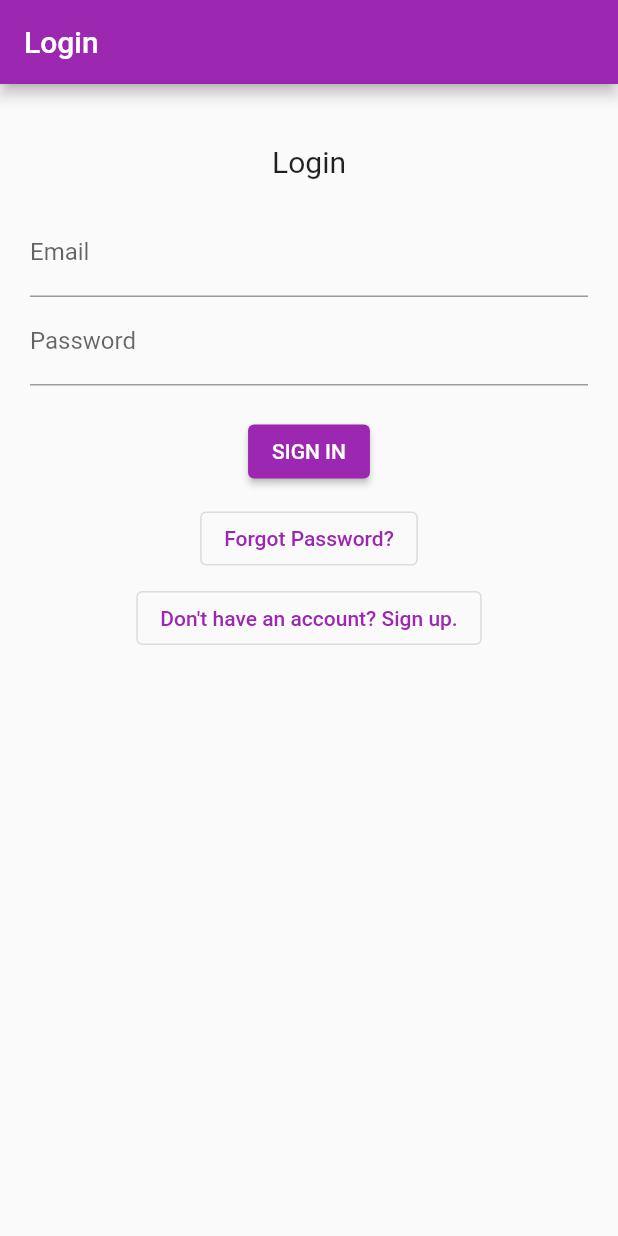
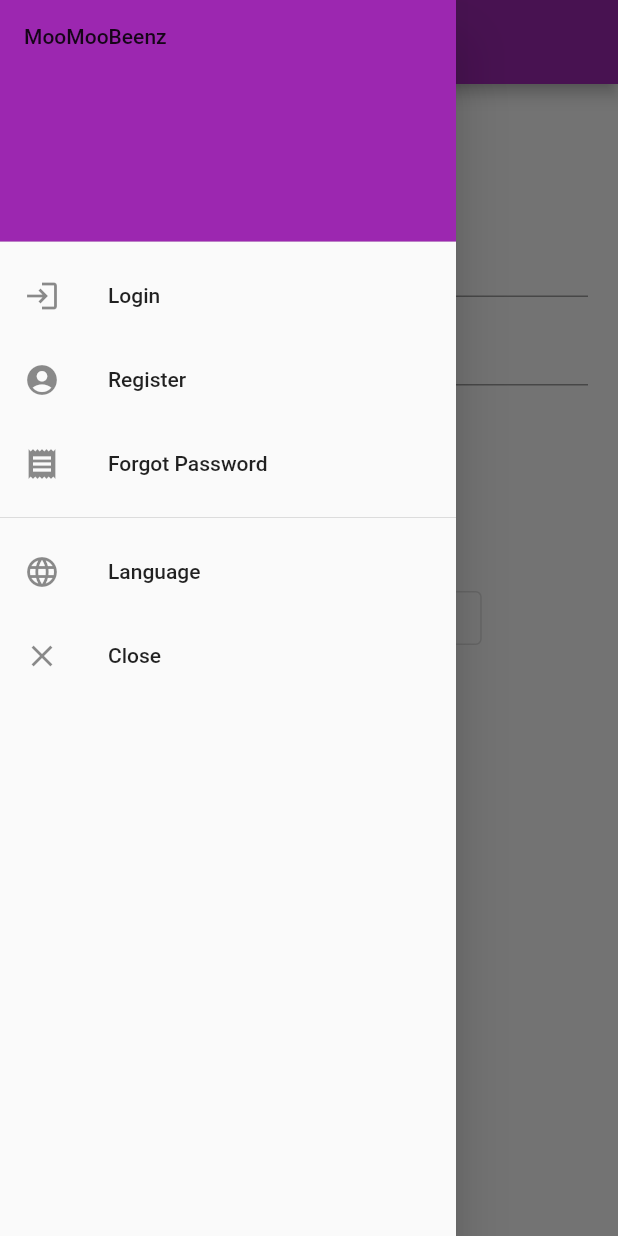
Before and after one commit to Nvor/MooMooBeenz, a Flutter app: the screen it shows after launch, with the side drawer open (before the commit the screen has no drawer), on a phone screen of 412 x 824 dp. Run offline on Flutter 3.47's test engine with Material 2 defaults, Android fonts, the phone set to English and light mode, and no system bars.

Commit message:
app drawer for logged out screens

```diff
--- a/MooMooBeenz_App/lib/screens/login.dart
+++ b/MooMooBeenz_App/lib/screens/login.dart
@@ -1,6 +1,7 @@
 import 'package:MooMooBeenz_App/screens/home.dart';
 import 'package:MooMooBeenz_App/screens/password-reset.dart';
 import 'package:MooMooBeenz_App/screens/register.dart';
+import 'package:MooMooBeenz_App/widgets/drawer.dart';
 import 'package:flutter/material.dart';
 
 class LoginPage extends StatefulWidget {
@@ -88,6 +89,7 @@
           ),
         )
       ),
+      drawer: CustomDrawer()
     );
   }
 }
--- /dev/null
+++ b/MooMooBeenz_App/lib/widgets/drawer.dart
@@ -0,0 +1,68 @@
+import 'package:MooMooBeenz_App/screens/login.dart';
+import 'package:MooMooBeenz_App/screens/password-reset.dart';
+import 'package:MooMooBeenz_App/screens/register.dart';
+import 'package:flutter/material.dart';
+
+class CustomDrawer extends StatelessWidget {
+  @override
+  Widget build(BuildContext context) {
+    return Drawer(
+      child: ListView(
+        // Remove any padding from the ListView
+        padding: EdgeInsets.zero,
+        children: <Widget>[
+          DrawerHeader(
+            child: Text("MooMooBeenz"),
+            decoration: BoxDecoration(
+              color: Colors.purple
+            ),
+          ),
+          ListTile(
+            leading: Icon(Icons.login),
+            title: Text('Login'),
+            onTap: () {
+              Navigator.pop(context);
+            }
+          ),
+          ListTile(
+            leading: Icon(Icons.account_circle),
+            title: Text('Register'),
+            onTap: () {
+              Navigator.pop(context);
+              Navigator.push(
+                context,
+                MaterialPageRoute(builder: (context) => RegisterPage())
+              );
+            }
+          ),
+          ListTile(
+            leading: Icon(Icons.receipt),
+            title: Text('Forgot Password'),
+            onTap: () {
+              Navigator.pop(context);
+              Navigator.push(
+                context,
+                MaterialPageRoute(builder: (context) => PasswordResetPage())
+              );
+            }
+          ),
+          Divider(),
+          ListTile(
+            leading: Icon(Icons.language),
+            title: Text('Language'),
+            onTap: () {
+              Navigator.pop(context);
+            }
+          ),
+          ListTile(
+            leading: Icon(Icons.close),
+            title: Text('Close'),
+            onTap: () {
+              Navigator.pop(context);
+            }
+          )
+        ]
+      )
+    );
+  }
+}
```
